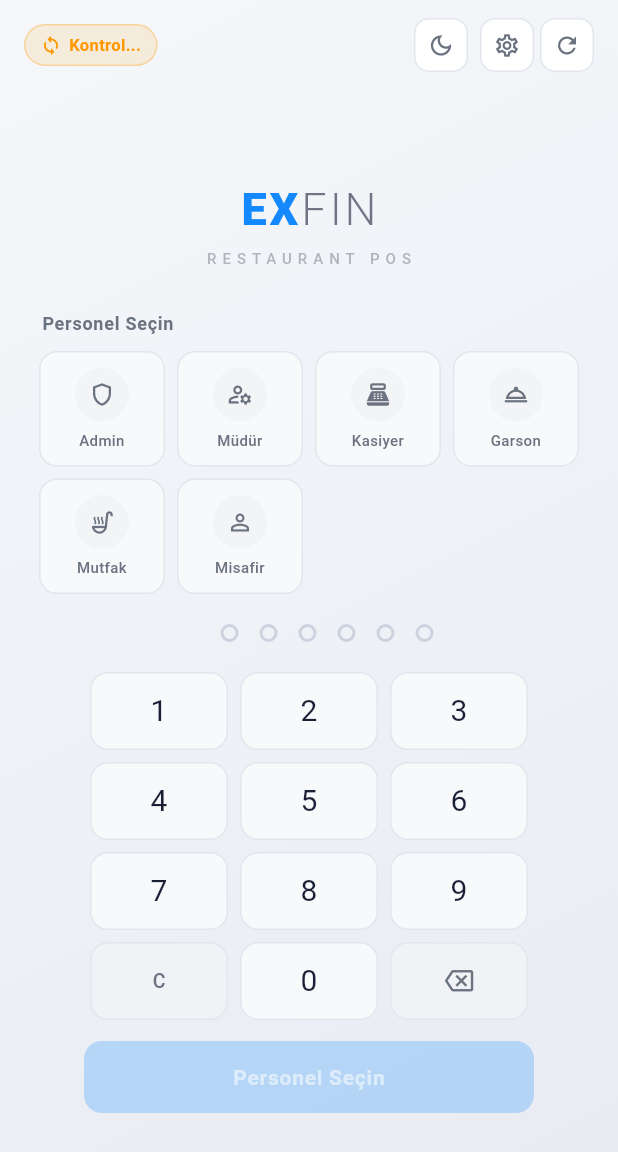
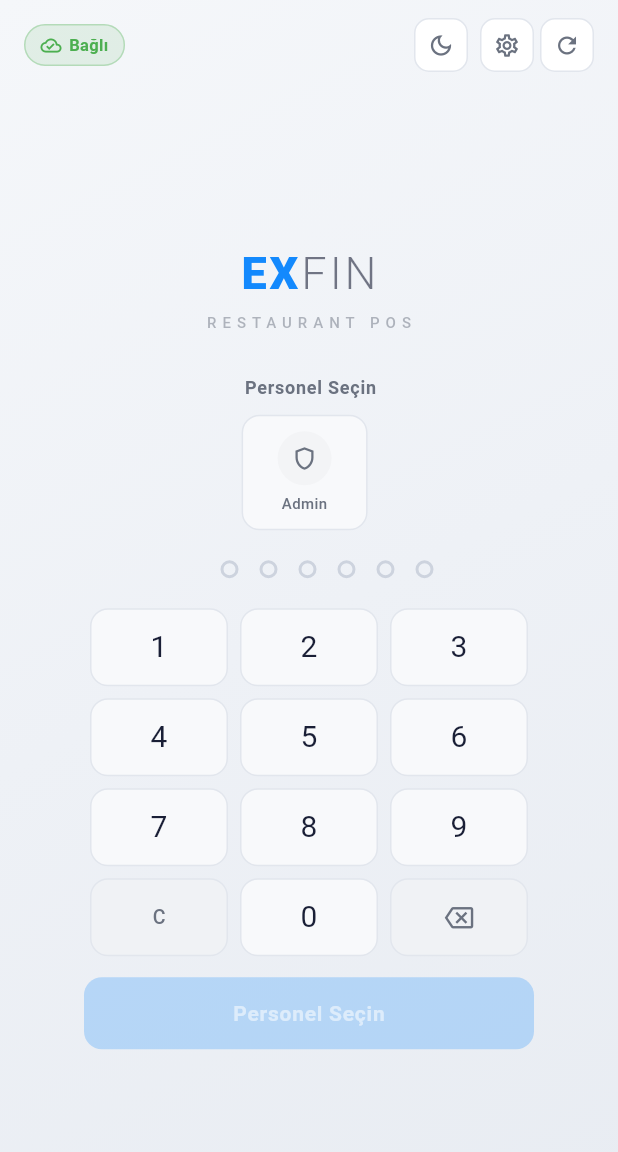
Before and after one commit to ferhatdeveloper/EXFIN_RESTUARANT, a Flutter app: the first screen one second after launch, on a phone screen of 412 x 824 dp. Shown: the top 1152 px of the screen. Run offline on Flutter 3.47's test engine with Material 3 defaults, Android fonts, the phone set to English and light mode, and no system bars; our stand-ins replace csv, fl_chart, flutter_dotenv, flutter_riverpod, go_router, hive_flutter and 5 more; missing offline and left inert: pluto_grid, postgres, signalr_netcore, syncfusion_flutter_xlsio; accounts and stored records are empty.

Commit message:
Connect to RetailEX PostgreSQL schema with logic.verify_login
- PostgresService now reads connection from .env (PG_HOST, PG_PORT, etc.)
- Removed dependency on DatabaseService/SQLite for connection settings
- authenticateUser uses logic.verify_login(username, password, firm_nr)
- getTables/getRegions query rest.rex_001_rest_tables and rest.floors
- Login screen simplified to single admin user (from DB)
- env.example updated with PG_* variables
- Works on both local and remote PostgreSQL with same schema

Co-authored-by: ferhatdeveloper <ferhatdeveloper@users.noreply.github.com>

```diff
--- a/lib/features/auth/presentation/screens/login_screen.dart
+++ b/lib/features/auth/presentation/screens/login_screen.dart
@@ -37,46 +37,6 @@ class _LoginScreenState extends ConsumerState<LoginScreen>
       displayName: 'Admin',
       icon: Icons.shield_outlined,
       color: Color(0xFFE53935),
-    ),
-    _StaffMember(
-      username: 'manager',
-      password: 'password',
-      role: 'manager',
-      displayName: 'Müdür',
-      icon: Icons.manage_accounts_outlined,
-      color: Color(0xFF1E88E5),
-    ),
-    _StaffMember(
-      username: 'cashier',
-      password: 'password',
-      role: 'cashier',
-      displayName: 'Kasiyer',
-      icon: Icons.point_of_sale_outlined,
-      color: Color(0xFF00897B),
-    ),
-    _StaffMember(
-      username: 'waiter',
-      password: 'password',
-      role: 'waiter',
-      displayName: 'Garson',
-      icon: Icons.room_service_outlined,
-      color: Color(0xFFF4511E),
-    ),
-    _StaffMember(
-      username: 'kitchen',
-      password: 'password',
-      role: 'kitchen',
-      displayName: 'Mutfak',
-      icon: Icons.soup_kitchen_outlined,
-      color: Color(0xFF8E24AA),
-    ),
-    _StaffMember(
-      username: 'guest',
-      password: 'password',
-      role: 'guest',
-      displayName: 'Misafir',
-      icon: Icons.person_outline,
-      color: Color(0xFF546E7A),
     ),
   ];
 
```
Also changed, not shown: lib/services/postgres_service.dart (+64 -55 lines), 2 other files.
